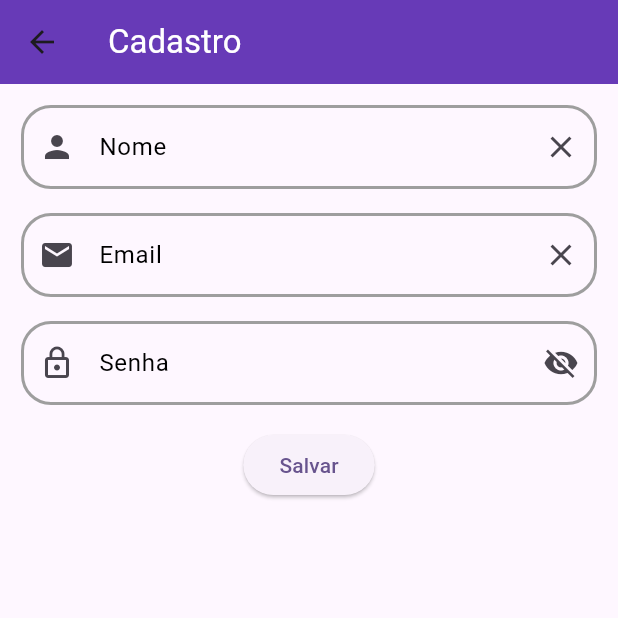
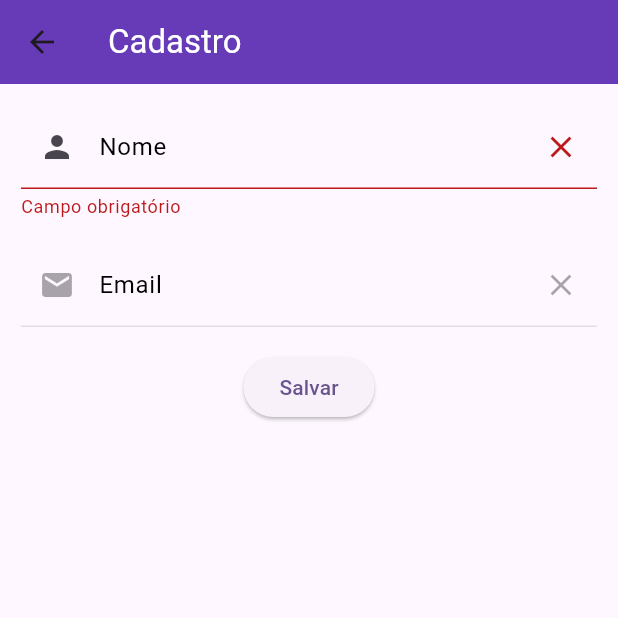
Before and after one commit to GustavoZaffani/cryptoapp, a Flutter app: the RegisterScreen screen opened by its route, after a tap on "Salvar", on a phone screen of 412 x 824 dp, the top half of it. Run offline on Flutter 3.47's test engine with Material 3 defaults, Android fonts, the phone set to English and light mode, and no system bars; our stand-ins replace dio, drift, drift_flutter, retrofit; accounts and stored records are empty; generated files the repository leaves out were written again.

Commit message:
Implemented register screen

```diff
--- /dev/null
+++ b/lib/controllers/register_controller.dart
@@ -0,0 +1,62 @@
+import 'package:cryptoapp/controllers/login_controller.dart';
+import 'package:cryptoapp/controllers/utils.dart';
+import 'package:cryptoapp/model/user.dart';
+import 'package:cryptoapp/repositories/rest_repository.dart';
+
+class RegisterController {
+  final RestRepository restRepository = RestRepositoryImpl();
+  final LoginController loginController = LoginController();
+
+  Future<void> retrieveUser({
+    required OnSuccessCallback<User> onSuccess,
+    required OnErrorCallback onError,
+    required OnLoadingCallback onLoading,
+    required OnFinallyCallback onFinally,
+  }) async {
+    try {
+      onLoading();
+
+      await loginController.getCurrentAuthentication(
+        onSuccess: (data) async {
+          if (data != null) {
+            onSuccess(await restRepository.getUserById(userId: data.userId));
+          }
+        },
+        onError: (error) => onError(error),
+        onLoading: () {},
+        onFinally: () {},
+      );
+    } catch (e) {
+      onError("Erro ao fazer a requisição: $e");
+    } finally {
+      onFinally();
+    }
+  }
+
+  Future<void> updateUser({
+    required String name,
+    required OnSuccessCallback<User> onSuccess,
+    required OnErrorCallback onError,
+    required OnLoadingCallback onLoading,
+    required OnFinallyCallback onFinally,
+  }) async {
+    try {
+      onLoading();
+
+      await loginController.getCurrentAuthentication(
+        onSuccess: (data) async {
+          if (data != null) {
+            onSuccess(await restRepository.updateUser(userId: data.userId, user: User(name: name)));
+          }
+        },
+        onError: (error) => onError(error),
+        onLoading: () {},
+        onFinally: () {},
+      );
+    } catch (e) {
+      onError("Erro ao fazer a requisição: $e");
+    } finally {
+      onFinally();
+    }
+  }
+}
--- a/lib/model/user.dart
+++ b/lib/model/user.dart
@@ -6,14 +6,18 @@ part 'user.g.dart';
 class User {
 
   const User({
-    required this.name,
-    required this.email,
-    required this.password,
+    this.id,
+    this.name,
+    this.email,
+    this.password,
   });
 
-  final String name;
-  final String email;
-  final String password;
+  final String? id;
+  final String? name;
+  final String? email;
+
+  @JsonKey(defaultValue: '')
+  final String? password;
 
   factory User.fromJson(Map<String, dynamic> json) => _$UserFromJson(json);
 
--- a/lib/source/remote/rest_client.dart
+++ b/lib/source/remote/rest_client.dart
@@ -14,6 +14,12 @@ abstract class RestClient {
   @GET('/users/{userId}')
   Future<User> getUser(@Path() String userId);
 
+  @POST('/users')
+  Future<User> saveUser(@Body() User user);
+
+  @PATCH('/users/{userId}')
+  Future<User> updateUser(@Path() String userId, @Body() User user);
+
   @POST('/login')
   Future<String> login(@Body() Login login);
 
--- a/lib/utils/alerts.dart
+++ b/lib/utils/alerts.dart
@@ -1,35 +1,55 @@
 import 'package:flutter/material.dart';
 
 class Alerts {
-  static void showErrorDialog(
-      BuildContext context, String message) {
+  static void showSuccessDialog({
+    required BuildContext context,
+    required String message,
+    required VoidCallback onConfirmPressed,
+  }) {
     showAlertDialog(
-      context,
-      Icons.error,
-      Colors.red,
-      "Ops... ",
-      message,
+      context: context,
+      icon: Icons.check_circle,
+      color: Colors.green,
+      title: "Sucesso!",
+      message: message,
+      onConfirmPressed: onConfirmPressed,
     );
   }
 
-  static void showUnexpectedErrorDialog(
-      BuildContext context, String message) {
+  static void showErrorDialog({
+    required BuildContext context,
+    required String message,
+  }) {
     showAlertDialog(
-      context,
-      Icons.error,
-      Colors.red,
-      "Ops... ",
-      "Ocorreu um erro inesperado. Error: $message",
+      context: context,
+      icon: Icons.error,
+      color: Colors.red,
+      title: "Ops... ",
+      message: message,
     );
   }
 
-  static void showAlertDialog(
-    BuildContext context,
-    IconData icon,
-    Color color,
-    String title,
-    String message,
-  ) {
+  static void showUnexpectedErrorDialog({
+    required BuildContext context,
+    required String message,
+  }) {
+    showAlertDialog(
+      context: context,
+      icon: Icons.error,
+      color: Colors.red,
+      title: "Ops... ",
+      message: "Ocorreu um erro inesperado. Error: $message",
+    );
+  }
+
+  static void showAlertDialog({
+    required BuildContext context,
+    required IconData icon,
+    required Color color,
+    required String title,
+    required String message,
+    VoidCallback? onConfirmPressed,
+  }) {
     showDialog(
       context: context,
       builder: (BuildContext context) {
@@ -49,6 +69,7 @@ class Alerts {
             TextButton(
               onPressed: () {
                 Navigator.of(context).pop();
+                onConfirmPressed?.call();
               },
               child: const Text('OK'),
             ),
--- a/lib/widgets/fields/custom_field.dart
+++ b/lib/widgets/fields/custom_field.dart
@@ -10,6 +10,7 @@ class CustomField extends StatefulWidget {
     required this.controller,
     required this.onPressed,
     required this.keyboardType,
+    this.enabled = true,
     this.isObscureText = false,
     this.validator,
   });
@@ -22,6 +23,7 @@ class CustomField extends StatefulWidget {
   final VoidCallback onPressed;
   final TextInputType keyboardType;
   final bool isObscureText;
+  final bool? enabled;
   final String? Function(String?)? validator;
 
   @override
@@ -32,6 +34,7 @@ class _CustomFieldState extends State<CustomField> {
   @override
   Widget build(BuildContext context) {
     return TextFormField(
+      enabled: widget.enabled,
       validator: widget.validator,
       obscureText: widget.isObscureText,
       controller: widget.controller,
--- a/lib/widgets/fields/custom_password_field.dart
+++ b/lib/widgets/fields/custom_password_field.dart
@@ -7,12 +7,14 @@ class CustomPasswordField extends StatefulWidget {
     required this.hintText,
     required this.labelText,
     required this.controller,
+    this.enabled = true,
     this.validator,
   });
 
   final String hintText;
   final String labelText;
   final TextEditingController controller;
+  final bool? enabled;
   final String? Function(String?)? validator;
 
   @override
@@ -25,6 +27,7 @@ class _CustomPasswordFieldState extends State<CustomPasswordField> {
   @override
   Widget build(BuildContext context) {
     return CustomField(
+      enabled: widget.enabled,
       validator: widget.validator,
       keyboardType: TextInputType.text,
       hintText: widget.hintText,
--- a/lib/widgets/fields/custom_text_field.dart
+++ b/lib/widgets/fields/custom_text_field.dart
@@ -8,6 +8,7 @@ class CustomTextField extends StatefulWidget {
     required this.labelText,
     required this.prefixIcon,
     required this.controller,
+    this.enabled = true,
     this.keyboardType = TextInputType.text,
     this.validator,
   });
@@ -17,6 +18,7 @@ class CustomTextField extends StatefulWidget {
   final IconData prefixIcon;
   final TextEditingController controller;
   final TextInputType keyboardType;
+  final bool? enabled;
   final String? Function(String?)? validator;
 
   @override
@@ -27,6 +29,7 @@ class _CustomTextFieldState extends State<CustomTextField> {
   @override
   Widget build(BuildContext context) {
     return CustomField(
+      enabled: widget.enabled,
         validator: widget.validator,
         keyboardType: widget.keyboardType,
         hintText: widget.hintText,
--- a/lib/widgets/screens/register_screen.dart
+++ b/lib/widgets/screens/register_screen.dart
@@ -1,13 +1,54 @@
-import 'package:cryptoapp/widgets/fields/custom_password_field.dart';
+import 'package:cryptoapp/controllers/register_controller.dart';
+import 'package:cryptoapp/model/user.dart';
+import 'package:cryptoapp/utils/alerts.dart';
+import 'package:cryptoapp/widgets/commons/error_state.dart';
+import 'package:cryptoapp/widgets/commons/loading.dart';
 import 'package:cryptoapp/widgets/fields/custom_text_field.dart';
 import 'package:flutter/material.dart';
 
-class RegisterScreen extends StatelessWidget {
-  RegisterScreen({super.key});
+class RegisterScreen extends StatefulWidget {
+  const RegisterScreen({super.key});
 
+  @override
+  State<RegisterScreen> createState() => _RegisterScreenState();
+}
+
+class _RegisterScreenState extends State<RegisterScreen> {
   final TextEditingController _nameController = TextEditingController();
   final TextEditingController _emailController = TextEditingController();
-  final TextEditingController _passwordController = TextEditingController();
+  final RegisterController _registerController = RegisterController();
+  final _formKey = GlobalKey<FormState>();
+
+  bool _showLoader = false;
+  bool _hasError = false;
+
+  @override
+  void initState() {
+    super.initState();
+    _fetchUser();
+  }
+
+  Future<void> _fetchUser() async {
+    setState(() {
+      _hasError = false;
+    });
+
+    await _registerController.retrieveUser(
+      onSuccess: (User data) {
+        setState(() {
+          _nameController.text = data.name!;
+          _emailController.text = data.email!;
+        });
+      },
+      onError: (error) {
+        setState(() {
+          _hasError = true;
+        });
+      },
+      onLoading: () => setState(() => _showLoader = true),
+      onFinally: () => setState(() => _showLoader = false),
+    );
+  }
 
   @override
   Widget build(BuildContext context) {
@@ -16,7 +57,13 @@ class RegisterScreen extends StatelessWidget {
           backgroundColor: Colors.deepPurple,
           title: const Text("Cadastro", style: TextStyle(color: Colors.white)),
         ),
-      body: Padding(
+        body: _getWidget());
+  }
+
+  Widget _registerBody() {
+    return Form(
+      key: _formKey,
+      child: Padding(
         padding: const EdgeInsets.all(14.0),
         child: Column(
           children: [
@@ -25,24 +72,39 @@ class RegisterScreen extends StatelessWidget {
               labelText: "Nome",
               prefixIcon: Icons.person,
               controller: _nameController,
+              validator: (value) {
+                if (value!.isEmpty) {
+                  return "Campo obrigatório";
+                }
+                return null;
+              },
             ),
             const SizedBox(height: 16),
             CustomTextField(
                 hintText: "Insira seu email",
                 labelText: "Email",
+                enabled: false,
                 prefixIcon: Icons.mail,
-              controller: _emailController,
-              keyboardType: TextInputType.emailAddress,
-            ),
-            const SizedBox(height: 16),
-            CustomPasswordField(
-              hintText: "Insira sua senha",
-              labelText: "Senha",
-              controller: _passwordController,
-            ),
+                controller: _emailController),
             const SizedBox(height: 16),
             ElevatedButton(
-              onPressed: () {},
+              onPressed: () {
+                if (_formKey.currentState!.validate()) {
+                  _registerController.updateUser(
+                    name: _nameController.text,
+                    onSuccess: (data) => Alerts.showSuccessDialog(
+                        context: context,
+                        message: "Usuário atualizado com sucesso",
+                        onConfirmPressed: () => Navigator.pop(context)),
+                    onError: (error) => Alerts.showErrorDialog(
+                      context: context,
+                      message: error,
+                    ),
+                    onLoading: () => setState(() => _showLoader = true),
+                    onFinally: () => setState(() => _showLoader = false),
+                  );
+                }
+              },
               child: const Text("Salvar"),
             ),
           ],
@@ -50,4 +112,16 @@ class RegisterScreen extends StatelessWidget {
       ),
     );
   }
+
+  Widget _getWidget() {
+    if (_showLoader) {
+      return const Loading();
+    } else if (_hasError) {
+      return const ErrorState(
+        message: 'Erro ao carregar a carteira',
+      );
+    } else {
+      return _registerBody();
     }
+  }
+}
```
Also changed, not shown: lib/repositories/rest_repository.dart (+12 -0 lines), lib/widgets/screens/home_screen.dart (+7 -4 lines), lib/widgets/screens/login_screen.dart (+16 -5 lines), lib/model/user.g.dart, lib/source/remote/rest_client.g.dart. Lines whose indentation alone changed are shown as unchanged.
